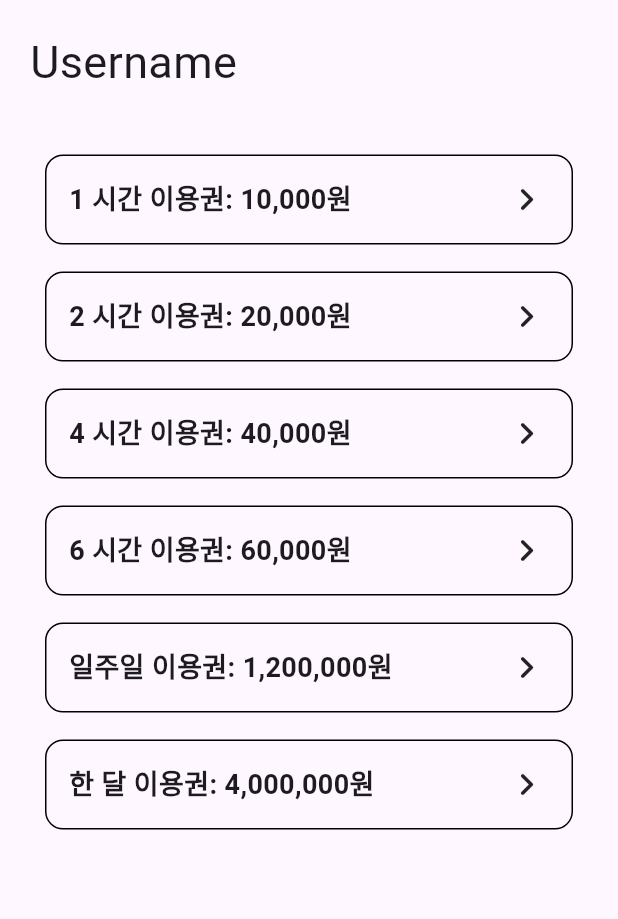
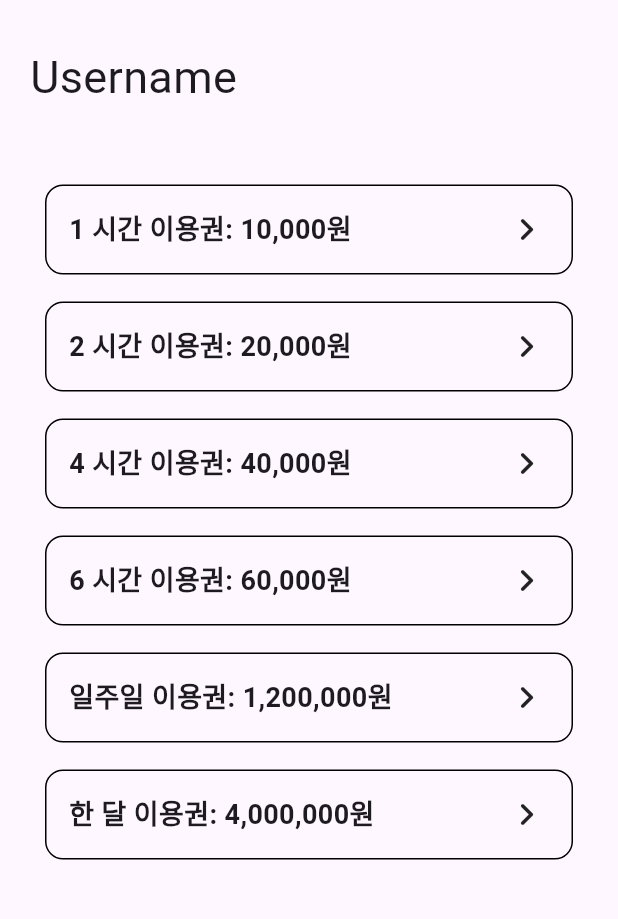
Before and after one commit to APP-iOS7/study_cafe-P6, a Flutter app: the screen it shows after launch, on a phone screen of 412 x 824 dp, the part 84-1003 px from its top. Run offline on Flutter 3.47's test engine with Material 3 defaults, Android fonts, the phone set to English and light mode, and no system bars.

Commit message:
Feat: Username 패딩 값 변경

```diff
--- a/study_cafe_p6/lib/Screen/reservation_screen.dart
+++ b/study_cafe_p6/lib/Screen/reservation_screen.dart
@@ -13,7 +13,7 @@ class ReservationScreen extends StatelessWidget {
         crossAxisAlignment: CrossAxisAlignment.start,
         children: [
           Padding(
-            padding: const EdgeInsets.symmetric(horizontal: 20.0, vertical: 20),
+            padding: const EdgeInsets.symmetric(horizontal: 20.0, vertical: 30),
             child: Text('Username', style: TextStyle(fontSize: 30)),
           ),
           SizedBox(height: 20),
```
